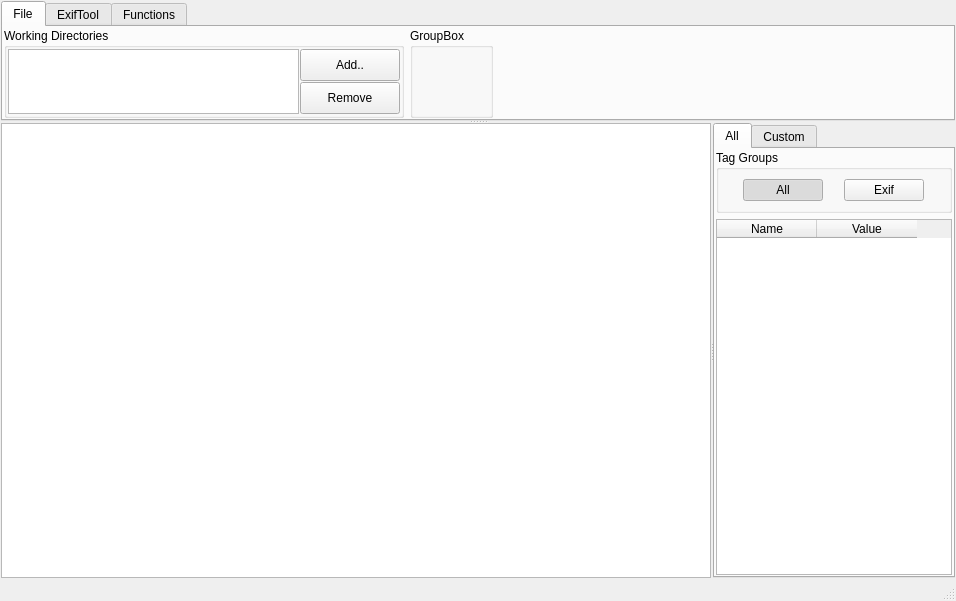
Old version of the form exiftoolgui_mainwindow.ui in the repository Yang-z/ExifToolGUI.
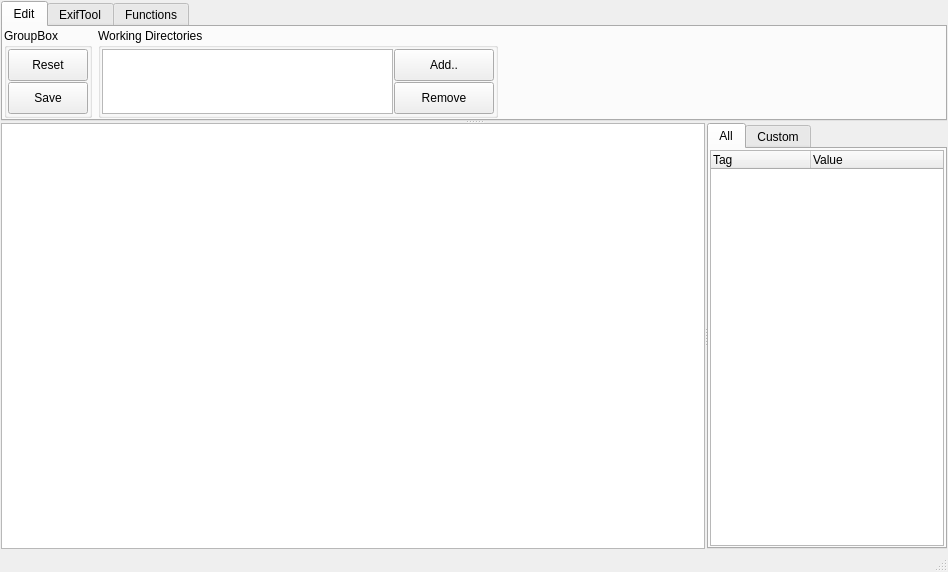
New version of the form.

Commit message: use QTreeWidget for single view and add metadata editing logics

The edit to the form file:
```diff
--- a/exiftoolgui_mainwindow.ui
+++ b/exiftoolgui_mainwindow.ui
@@ -6,8 +6,8 @@
    <rect>
     <x>0</x>
     <y>0</y>
-    <width>956</width>
-    <height>601</height>
+    <width>948</width>
+    <height>572</height>
    </rect>
   </property>
   <property name="windowTitle">
@@ -53,7 +53,7 @@
          </sizepolicy>
         </property>
         <attribute name="title">
-         <string>File</string>
+         <string>Edit</string>
         </attribute>
         <layout class="QGridLayout" name="gridLayout_3">
          <property name="leftMargin">
@@ -68,7 +68,20 @@
          <property name="bottomMargin">
           <number>1</number>
          </property>
-         <item row="0" column="0">
+         <item row="0" column="4">
+          <spacer name="horizontalSpacer">
+           <property name="orientation">
+            <enum>Qt::Horizontal</enum>
+           </property>
+           <property name="sizeHint" stdset="0">
+            <size>
+             <width>40</width>
+             <height>20</height>
+            </size>
+           </property>
+          </spacer>
+         </item>
+         <item row="0" column="2">
           <widget class="QGroupBox" name="groupBox">
            <property name="sizePolicy">
             <sizepolicy hsizetype="Expanding" vsizetype="Expanding">
@@ -145,7 +158,7 @@
            </layout>
           </widget>
          </item>
-         <item row="0" column="1">
+         <item row="0" column="0">
           <widget class="QGroupBox" name="groupBox_2">
            <property name="sizePolicy">
             <sizepolicy hsizetype="Fixed" vsizetype="Preferred">
@@ -156,21 +169,51 @@
            <property name="title">
             <string>GroupBox</string>
            </property>
+           <layout class="QGridLayout" name="gridLayout_2">
+            <property name="leftMargin">
+             <number>1</number>
+            </property>
+            <property name="topMargin">
+             <number>1</number>
+            </property>
+            <property name="rightMargin">
+             <number>1</number>
+            </property>
+            <property name="bottomMargin">
+             <number>1</number>
+            </property>
+            <property name="spacing">
+             <number>1</number>
+            </property>
+            <item row="0" column="0">
+             <widget class="QPushButton" name="pushButton">
+              <property name="sizePolicy">
+               <sizepolicy hsizetype="Minimum" vsizetype="Expanding">
+                <horstretch>0</horstretch>
+                <verstretch>0</verstretch>
+               </sizepolicy>
+              </property>
+              <property name="text">
+               <string>Reset</string>
+              </property>
+             </widget>
+            </item>
+            <item row="1" column="0">
+             <widget class="QPushButton" name="button_save">
+              <property name="sizePolicy">
+               <sizepolicy hsizetype="Minimum" vsizetype="Expanding">
+                <horstretch>0</horstretch>
+                <verstretch>0</verstretch>
+               </sizepolicy>
+              </property>
+              <property name="text">
+               <string>Save</string>
+              </property>
+             </widget>
+            </item>
+           </layout>
           </widget>
          </item>
-         <item row="0" column="2">
-          <spacer name="horizontalSpacer">
-           <property name="orientation">
-            <enum>Qt::Horizontal</enum>
-           </property>
-           <property name="sizeHint" stdset="0">
-            <size>
-             <width>40</width>
-             <height>20</height>
-            </size>
-           </property>
-          </spacer>
-         </item>
         </layout>
        </widget>
        <widget class="QWidget" name="tab_memu_exiftool">
@@ -241,7 +284,7 @@
          <attribute name="title">
           <string>All</string>
          </attribute>
-         <layout class="QGridLayout" name="gridLayout_2">
+         <layout class="QGridLayout" name="gridLayout_8">
           <property name="leftMargin">
            <number>1</number>
           </property>
@@ -254,14 +297,20 @@
           <property name="bottomMargin">
            <number>1</number>
           </property>
-          <item row="1" column="0">
-           <widget class="QTableWidget" name="table_for_single_all">
-            <property name="selectionBehavior">
-             <enum>QAbstractItemView::SelectRows</enum>
+          <item row="0" column="0">
+           <widget class="QTreeWidget" name="tree_for_single_all">
+            <property name="indentation">
+             <number>10</number>
+            </property>
+            <property name="animated">
+             <bool>true</bool>
+            </property>
+            <property name="columnCount">
+             <number>2</number>
             </property>
             <column>
              <property name="text">
-              <string>Name</string>
+              <string>Tag</string>
              </property>
             </column>
             <column>
@@ -271,47 +320,6 @@
             </column>
            </widget>
           </item>
-          <item row="0" column="0">
-           <widget class="QGroupBox" name="groupBox_3">
-            <property name="title">
-             <string>Tag Groups</string>
-            </property>
-            <layout class="QGridLayout" name="gridLayout_6">
-             <item row="0" column="0">
-              <widget class="QPushButton" name="pushButton_3">
-               <property name="sizePolicy">
-                <sizepolicy hsizetype="Fixed" vsizetype="Fixed">
-                 <horstretch>0</horstretch>
-                 <verstretch>0</verstretch>
-                </sizepolicy>
-               </property>
-               <property name="text">
-                <string>All</string>
-               </property>
-               <property name="checkable">
-                <bool>true</bool>
-               </property>
-               <property name="checked">
-                <bool>true</bool>
-               </property>
-              </widget>
-             </item>
-             <item row="0" column="1">
-              <widget class="QPushButton" name="pushButton_4">
-               <property name="sizePolicy">
-                <sizepolicy hsizetype="Fixed" vsizetype="Fixed">
-                 <horstretch>0</horstretch>
-                 <verstretch>0</verstretch>
-                </sizepolicy>
-               </property>
-               <property name="text">
-                <string>Exif</string>
-               </property>
-              </widget>
-             </item>
-            </layout>
-           </widget>
-          </item>
          </layout>
         </widget>
         <widget class="QWidget" name="tab_for_single_custom">
```
Left out of the diff: 46 changed lines with no effect on the pictures. The commit also changes 5 other files.
